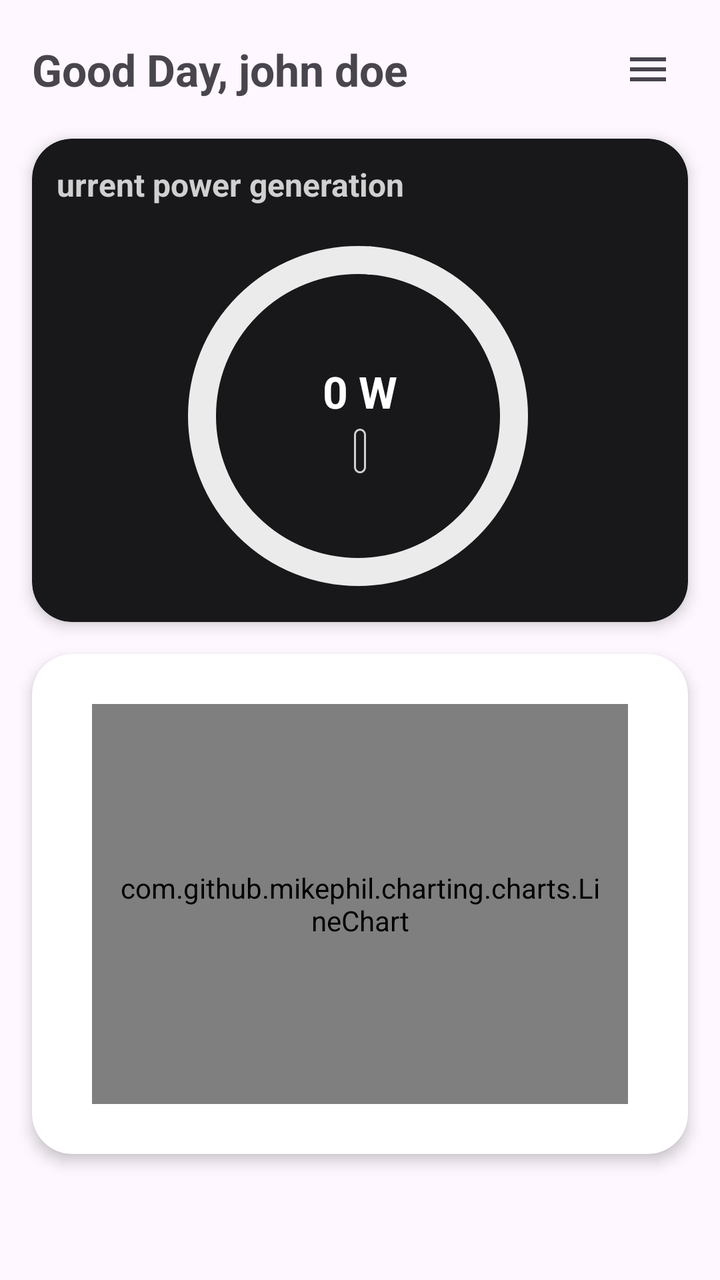
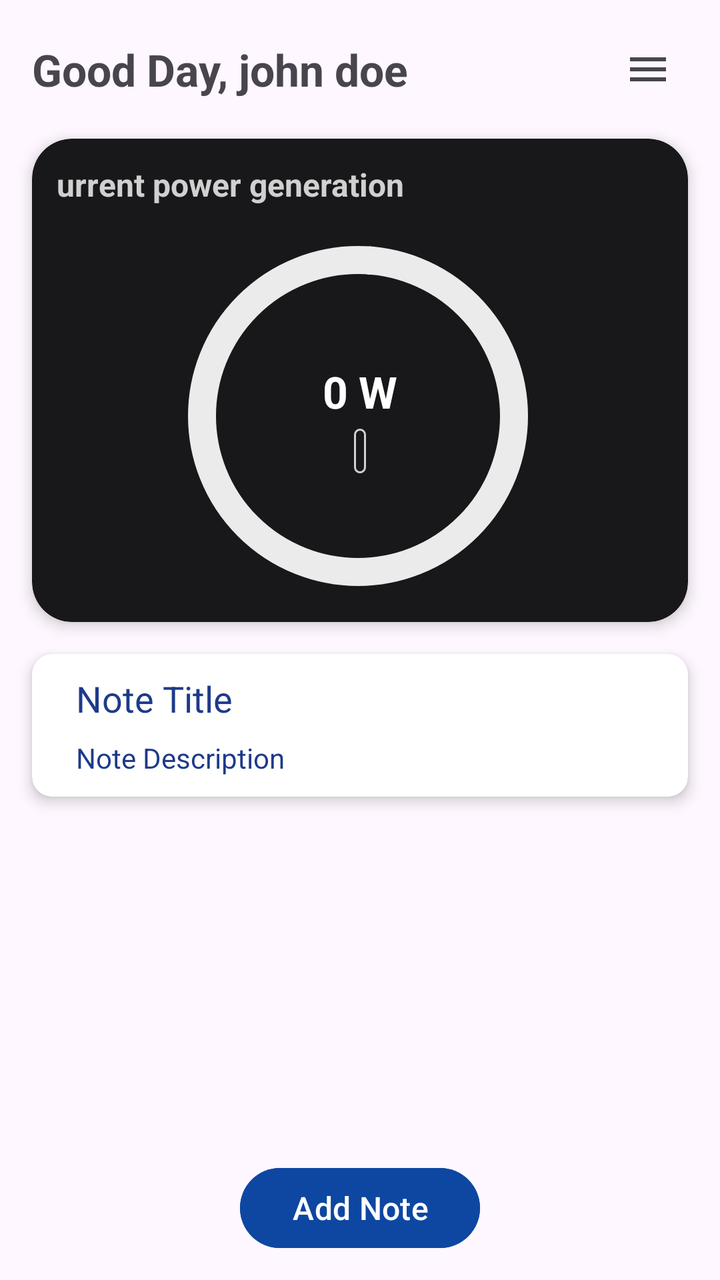

Two renders of the same Android screen: before a commit and after it. Below are the layout's source before the change and the commit's diff.
<!-- AndroidManifest.xml: application theme Theme.ApplicationLayerSoftwareFrameworkforSolarPoweredIoTSystems -->
<!-- res/layout/fragment_home.xml -->
<?xml version="1.0" encoding="utf-8"?>
<FrameLayout xmlns:android="http://schemas.android.com/apk/res/android"
    xmlns:app="http://schemas.android.com/apk/res-auto"
    xmlns:tools="http://schemas.android.com/tools"
    android:layout_width="match_parent"
    android:layout_height="match_parent"
    android:orientation="vertical"
    tools:context=".home">

   <androidx.core.widget.NestedScrollView
       android:layout_width="match_parent"
       android:layout_height="match_parent"
       android:fillViewport="true">

       <androidx.constraintlayout.widget.ConstraintLayout
           android:layout_width="match_parent"
           android:layout_height="match_parent"
           android:paddingBottom="24dp">

           <TextView
               android:id="@+id/home_greeting"
               android:layout_width="wrap_content"
               android:layout_height="wrap_content"
               android:layout_marginStart="16dp"
               android:layout_marginTop="20dp"
               android:text="Good Day, john doe"
               android:textSize="22sp"
               android:textStyle="bold"
               app:layout_constraintStart_toStartOf="parent"
               app:layout_constraintTop_toTopOf="parent" />

           <ImageView
               android:id="@+id/home_menu_icon"
               android:layout_width="40dp"
               android:layout_height="40dp"
               android:layout_marginEnd="16dp"
               android:background="?selectableItemBackground"
               android:clickable="true"
               android:contentDescription="Menu"
               android:focusable="true"
               android:padding="8dp"
               android:src="@drawable/tn_home_menu"
               app:layout_constraintBottom_toBottomOf="@+id/home_greeting"
               app:layout_constraintEnd_toEndOf="parent"
               app:layout_constraintTop_toTopOf="@+id/home_greeting" />

           <androidx.cardview.widget.CardView
               android:id="@+id/cardView"
               android:layout_width="0dp"
               android:layout_height="wrap_content"
               android:layout_marginStart="16dp"
               android:layout_marginEnd="16dp"
               android:layout_marginTop="20dp"
               app:cardBackgroundColor="#18181B"
               app:cardCornerRadius="20dp"
               app:cardElevation="4dp"
               app:layout_constraintEnd_toEndOf="parent"
               app:layout_constraintStart_toStartOf="parent"
               app:layout_constraintTop_toBottomOf="@+id/home_greeting">

               <LinearLayout
                   android:layout_width="match_parent"
                   android:layout_height="wrap_content"
                   android:gravity="center"
                   android:orientation="vertical"
                   android:padding="12dp"
                   android:paddingTop="10dp">

                   <TextView
                       android:layout_width="wrap_content"
                       android:layout_height="wrap_content"
                       android:layout_marginEnd="70dp"
                       android:text="@string/home_power_generation_heading"
                       android:textColor="@color/grey"
                       android:textSize="16sp"
                       android:textStyle="bold" />

                   <FrameLayout
                       android:layout_width="180dp"
                       android:layout_height="180dp"
                       android:layout_gravity="center"
                       android:layout_marginTop="16dp">

                       <com.google.android.material.progressindicator.CircularProgressIndicator
                           android:id="@+id/progress_bar"
                           android:layout_width="match_parent"
                           android:layout_height="match_parent"
                           android:indeterminate="false"
                           android:max="100"
                           app:indicatorColor="@color/otp_textColor"
                           app:indicatorSize="170dp"
                           app:trackColor="#EBEBEB"
                           app:trackCornerRadius="6dp"
                           app:trackThickness="14dp" />

                       <LinearLayout
                           android:layout_width="match_parent"
                           android:layout_height="match_parent"
                           android:gravity="center"
                           android:orientation="vertical"
                           android:padding="16dp">

                           <TextView
                               android:id="@+id/power_generation_value"
                               android:layout_width="wrap_content"
                               android:layout_height="wrap_content"
                               android:text="0 W"
                               android:textColor="@color/white"
                               android:textSize="22sp"
                               android:textStyle="bold" />

                           <TextView
                               android:id="@+id/p_device_id"
                               android:layout_width="wrap_content"
                               android:layout_height="wrap_content"
                               android:background="@drawable/solar_array_pill"
                               android:padding="3dp"
                               android:layout_marginTop="4dp"
                               android:textColor="#757575"
                               android:textSize="12sp" />

                       </LinearLayout>

                   </FrameLayout>

               </LinearLayout>

           </androidx.cardview.widget.CardView>

           <androidx.cardview.widget.CardView
               android:layout_width="0dp"
               android:layout_height="250dp"
               android:layout_marginStart="16dp"
               android:layout_marginEnd="16dp"
               android:layout_marginTop="16dp"
               app:cardBackgroundColor="@color/white"
               app:cardCornerRadius="20dp"
               app:cardElevation="4dp"
               app:layout_constraintEnd_toEndOf="parent"
               app:layout_constraintStart_toStartOf="parent"
               app:layout_constraintTop_toBottomOf="@+id/cardView">

               <com.github.mikephil.charting.charts.LineChart
                   android:id="@+id/summaryChart"
                   android:layout_width="match_parent"
                   android:layout_height="200dp"
                   android:layout_gravity="center"
                   android:layout_marginEnd="30dp"
                   android:layout_marginStart="30dp"
                   android:padding="12dp" />

           </androidx.cardview.widget.CardView>

       </androidx.constraintlayout.widget.ConstraintLayout>

   </androidx.core.widget.NestedScrollView>

</FrameLayout>
<!-- resources referenced by this layout -->
<resources>
  <color name="grey">#D1D0D0</color>
  <color name="otp_textColor">#F006E5</color>
  <color name="white">#FFFFFFFF</color>
  <!-- drawable solar_array_pill (drawable) -->
  <?xml version="1.0" encoding="utf-8"?>
  <shape xmlns:android="http://schemas.android.com/apk/res/android"
      android:shape="rectangle"
      >
      <corners android:radius="18dp"/>
      <stroke android:width="1dp" android:color="@color/grey" />
  
  
  </shape>
  <!-- drawable tn_home_menu (drawable) -->
  <vector xmlns:android="http://schemas.android.com/apk/res/android"
      android:width="24dp"
      android:height="24dp"
      android:viewportWidth="960"
      android:viewportHeight="960"
      android:tint="?attr/colorControlNormal">
    <path
        android:fillColor="@android:color/white"
        android:pathData="M120,720L120,640L840,640L840,720L120,720ZM120,520L120,440L840,440L840,520L120,520ZM120,320L120,240L840,240L840,320L120,320Z"/>
  </vector>
  <string name="home_power_generation_heading">Current power generation</string>
  <style name="Theme.ApplicationLayerSoftwareFrameworkforSolarPoweredIoTSystems" parent="Base.Theme.ApplicationLayerSoftwareFrameworkforSolarPoweredIoTSystems" />
  <style name="Base.Theme.ApplicationLayerSoftwareFrameworkforSolarPoweredIoTSystems" parent="Theme.Material3.DayNight.NoActionBar">
          
          
      </style>
</resources>

<!-- the commit's change to res/layout/fragment_home.xml (unified diff, before → after) -->
@@ -128,26 +128,46 @@
            </androidx.cardview.widget.CardView>
 
            <androidx.cardview.widget.CardView
-               android:layout_width="0dp"
-               android:layout_height="250dp"
+               android:layout_width="match_parent"
+               android:layout_height="wrap_content"
                android:layout_marginStart="16dp"
                android:layout_marginEnd="16dp"
                android:layout_marginTop="16dp"
                app:cardBackgroundColor="@color/white"
-               app:cardCornerRadius="20dp"
+               app:cardCornerRadius="10dp"
                app:cardElevation="4dp"
                app:layout_constraintEnd_toEndOf="parent"
                app:layout_constraintStart_toStartOf="parent"
                app:layout_constraintTop_toBottomOf="@+id/cardView">
 
-               <com.github.mikephil.charting.charts.LineChart
-                   android:id="@+id/summaryChart"
+               <LinearLayout
                    android:layout_width="match_parent"
-                   android:layout_height="200dp"
-                   android:layout_gravity="center"
-                   android:layout_marginEnd="30dp"
-                   android:layout_marginStart="30dp"
-                   android:padding="12dp" />
+                   android:layout_height="match_parent"
+                   android:layout_marginStart="12dp"
+                   android:layout_marginEnd="12dp"
+                   android:padding="10dp"
+                   android:orientation="vertical">
+
+                   <TextView
+                       android:id="@+id/noteTitle"
+                       android:layout_width="match_parent"
+                       android:layout_height="0dp"
+                       android:layout_weight="200"
+                       android:textColor="#1E3A8A"
+                       android:textSize="18sp"
+                       android:text="Note Title"/>
+
+                   <TextView
+                       android:id="@+id/noteDescription"
+                       android:layout_width="wrap_content"
+                       android:layout_height="wrap_content"
+                       android:layout_marginTop="8dp"
+                       android:textColor="#1E3A8A"
+                       android:textSize="14sp"
+                       android:maxHeight="170dp"
+                       android:text="Note Description"/>
+
+               </LinearLayout>
 
            </androidx.cardview.widget.CardView>
 
@@ -155,4 +175,21 @@
 
    </androidx.core.widget.NestedScrollView>
 
+    
+    <Button
+        android:id="@+id/btnAddNote"
+        android:layout_width="match_parent"
+        android:layout_height="wrap_content"
+        android:layout_gravity="bottom"
+        android:layout_marginStart="120dp"
+        android:layout_marginEnd="120dp"
+        android:layout_marginBottom="12dp"
+        android:backgroundTint="#0D47A1"
+        android:text="Add Note"
+        android:textAllCaps="false"
+        android:textColor="#ffffffff"
+        android:textSize="16sp" />
+
+
+
 </FrameLayout>
